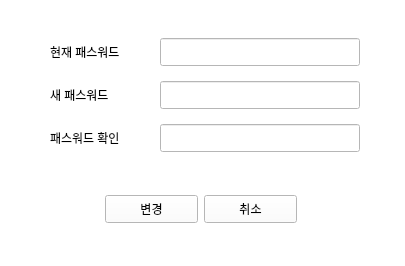
First picture: the form in change_pw.ui, repository hyeona-jeong/HRIS, before the edit.
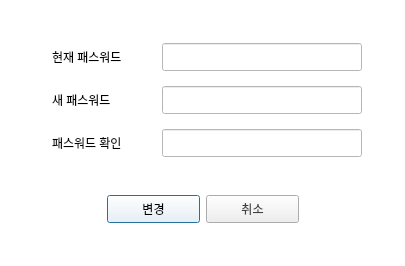
Second picture: the form after the edit. Icons and pictures are not drawn.

What changed in the file:
```diff
--- a/change_pw.ui
+++ b/change_pw.ui
@@ -1,7 +1,7 @@
 <?xml version="1.0" encoding="UTF-8"?>
 <ui version="4.0">
- <class>MainWindow</class>
- <widget class="QMainWindow" name="MainWindow">
+ <class>Dialog</class>
+ <widget class="QDialog" name="Dialog">
   <property name="geometry">
    <rect>
     <x>0</x>
@@ -10,6 +10,18 @@
     <height>266</height>
    </rect>
   </property>
+  <property name="minimumSize">
+   <size>
+    <width>405</width>
+    <height>266</height>
+   </size>
+  </property>
+  <property name="maximumSize">
+   <size>
+    <width>405</width>
+    <height>266</height>
+   </size>
+  </property>
   <property name="palette">
    <palette>
     <active>
@@ -459,16 +471,8 @@
    <iconset>
     <normaloff>windowicon.jpg</normaloff>windowicon.jpg</iconset>
   </property>
-  <widget class="QWidget" name="chgpw">
-   <widget class="QWidget" name="verticalLayoutWidget">
-    <property name="geometry">
-     <rect>
-      <x>0</x>
-      <y>0</y>
-      <width>401</width>
-      <height>261</height>
-     </rect>
-    </property>
+  <layout class="QVBoxLayout" name="verticalLayout">
+   <item>
     <layout class="QVBoxLayout" name="chLayout">
      <item>
       <spacer name="verticalSpacer_2">
@@ -672,7 +676,7 @@
           </size>
          </property>
          <property name="styleSheet">
-          <string notr="true"/>
+          <string notr="true">color:#404040;</string>
          </property>
          <property name="text">
           <string>취소</string>
@@ -708,8 +712,8 @@
       </spacer>
      </item>
     </layout>
-   </widget>
-  </widget>
+   </item>
+  </layout>
  </widget>
  <resources/>
  <connections/>
```
